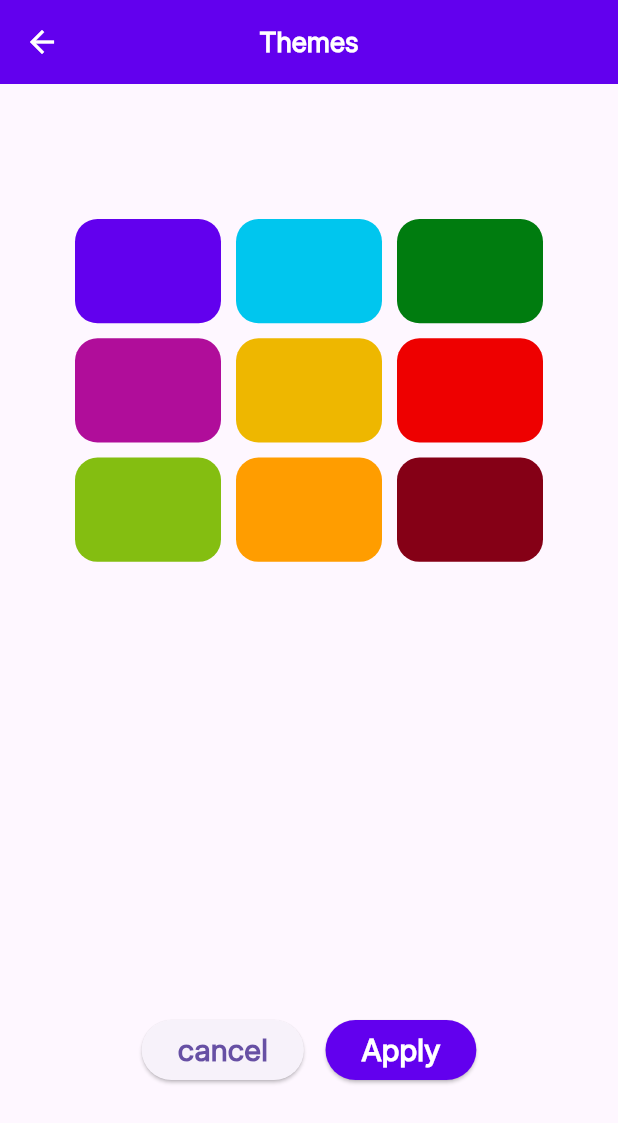
After one commit to Divadine/LostaAndFoundSample, a Flutter app: the ThemeColor screen opened directly, on a phone screen of 412 x 824 dp. The commit adds this screen. Shown: the top 1123 px of the screen. Run offline on Flutter 3.47's test engine with Material 3 defaults, Android fonts, the phone set to English and light mode, and no system bars; our stand-ins replace geocoding, google_maps_flutter, image_picker, shared_preferences, sqflite; accounts and stored records are empty.

Commit message:
found items themes

```diff
--- a/lib/main.dart
+++ b/lib/main.dart
@@ -13,6 +13,7 @@ void main() async{
 
 StreamController<bool> themeCtrl = StreamController.broadcast();
 StreamController<String> fontCtrl = StreamController.broadcast();
+//StreamController<Color> colorCtrl = StreamController.broadcast();
 
 class MapLocalization extends StatelessWidget {
   const MapLocalization( {super.key});
--- a/lib/screens/found_items_add.dart
+++ b/lib/screens/found_items_add.dart
@@ -376,7 +376,8 @@ class _FoundItemsScreenState extends State<FoundItemsScreen> {
                       trailing: FontUtils(text: items.categoryType),
 
                     );
-                  },  ),
+                  },
+              ),
             )
           ],
         ),
--- a/lib/screens/setting_screen.dart
+++ b/lib/screens/setting_screen.dart
@@ -1,4 +1,5 @@
 import 'package:flutter/material.dart';
+import 'package:map_initialization/screens/theme_color.dart';
 import 'package:map_initialization/sharedpreference/shared_preference.dart';
 import 'package:map_initialization/utils/color_utils.dart';
 import 'package:map_initialization/utils/font_utils.dart';
@@ -48,7 +49,8 @@ class _SettingsScreenState extends State<SettingsScreen> {
             ),
 
             //theme
-            Expanded(child: ListView(children: [
+            Expanded(
+                child: ListView(children: [
               ListTile(
                 leading: Icon(Icons.format_color_text),
                 title: FontUtils(text: 'Font Themes ',style: AppTextStyle(fontSize: ResponsiveSizes.value(context, mobile: 14, tablet: 18),fontWeight: FontWeight.bold),),
@@ -76,7 +78,16 @@ class _SettingsScreenState extends State<SettingsScreen> {
 
                     }
                     ),
-              )
+              ),
+
+
+              ListTile(
+                leading: Icon(Icons.color_lens),
+                title: FontUtils(text: 'Themes Color',style:  AppTextStyle(fontWeight: FontWeight.bold,fontFamily: AppPreference.getFont(),fontSize: ResponsiveSizes.value(context, mobile: 14, tablet: 18),)),
+                onTap: (){
+                  Navigator.push(context, MaterialPageRoute(builder: (_) => ThemeColor()));
+                },
+              ),
             ],))
           ],
         ),
--- /dev/null
+++ b/lib/screens/theme_color.dart
@@ -0,0 +1,133 @@
+import 'package:flutter/material.dart';
+import 'package:map_initialization/main.dart';
+import 'package:map_initialization/sharedpreference/shared_preference.dart';
+import 'package:map_initialization/utils/color_utils.dart';
+import 'package:map_initialization/utils/font_utils.dart';
+import 'package:map_initialization/utils/tab_mobile_size.dart';
+
+class ThemeColor extends StatefulWidget {
+  const ThemeColor({super.key});
+
+  @override
+  State<ThemeColor> createState() => _ThemeColorState();
+}
+
+class _ThemeColorState extends State<ThemeColor> {
+
+  int selectedIndex = -1;
+  bool isSelected = false;
+
+  List colorsTheme = [ 0xff6200EE,
+    0xff00C6EE,
+    0xff007C0F,
+    0xffB00D9A,
+    0xffEEB700,
+    0xffEE0000,
+    0xff84BE11,
+    0xffFF9D00,
+    0xff850016,
+  ];
+
+
+
+  @override
+  Widget build(BuildContext context) {
+    return Scaffold(
+      appBar: AppBar(
+        centerTitle: true,
+        backgroundColor: AppPreference.getTheme() ? Colors.black : AppColor.defaultColor,
+        title: FontUtils(text: 'Themes',style: AppTextStyle(color:Colors.white,fontWeight: FontWeight.bold,fontFamily: AppPreference.getFont(),fontSize: ResponsiveSizes.value(context, mobile: 18, tablet: 25)),),
+        leading: IconButton(
+          onPressed: () {
+            Navigator.pop(context);
+          },
+          icon: Icon(Icons.arrow_back),
+          color: Colors.white,
+        ),
+      ),
+
+      body: Padding(
+          padding: EdgeInsets.only(top: 70,left: 30,right: 30,),
+              child: Column(
+          children: [
+            Expanded(
+              child: Padding(
+                  padding: EdgeInsets.only(top: 20, left: 20, right: 20),
+                child: GridView.builder(
+                    gridDelegate: SliverGridDelegateWithFixedCrossAxisCount(
+                        crossAxisCount: 3,mainAxisSpacing: 10,crossAxisSpacing: 10,childAspectRatio: 1.4),
+                    itemCount: colorsTheme.length,
+                    itemBuilder: (context,index){
+                      bool isSelected = selectedIndex == index;
+                      return GestureDetector(
+                        onTap: (){
+                          setState(() {
+                            selectedIndex =index;
+                          });
+                          //colorCtrl.sink.add(Color(colorsTheme[selectedIndex]));
+                          setState(() {});
+                        },
+
+                        child: Container(
+
+                          decoration: BoxDecoration(
+                            color: Color(colorsTheme[index]),
+                            borderRadius: BorderRadius.circular(15),
+                          ),
+                          child: isSelected
+                              ? Center(
+                            child: Icon(Icons.check, color: Colors.white),
+                          )
+                              : null,
+                        ),
+
+
+                      );
+                    }),
+
+              ),
+            ),
+
+            Container(
+              padding: EdgeInsets.symmetric(horizontal: 50,vertical: 100),
+              child: Row(
+                mainAxisAlignment: MainAxisAlignment.spaceEvenly,
+                children: [
+                  ElevatedButton(
+                    onPressed: () {
+                      Navigator.pop(context);
+                    },
+                    child: Text('cancel',style: AppTextStyle(fontWeight: FontWeight.bold,fontFamily: AppPreference.getFont(),fontSize: ResponsiveSizes.value(context, mobile: 20, tablet: 25)),),
+                  ),
+
+
+
+                  ElevatedButton(
+                    style: ElevatedButton.styleFrom(backgroundColor: AppPreference.getTheme() ? Colors.black : AppColor.defaultColor),
+                      onPressed: (){
+                        if (selectedIndex != -1){
+                          setState(() {
+                            // because of this whole app theme color changing not because of stream builder
+                            AppColor.defaultColor = Color(colorsTheme[selectedIndex]);
+                          });
+                        } else {
+                          Navigator.pop(context);
+                        }
+
+                        //colorCtrl.sink.add(Color(colorsTheme[selectedIndex]));
+
+                        Navigator.pop(context, selectedIndex);
+                      },
+                      child: FontUtils(text: 'Apply',style: AppTextStyle(color: Colors.white,fontWeight: FontWeight.bold,fontFamily: AppPreference.getFont(),fontSize: ResponsiveSizes.value(context, mobile: 20, tablet: 25)),))
+
+
+
+                ],
+              ),
+            )
+        ],
+      ),
+      ),
+    );
+  }
+}
--- a/lib/utils/color_utils.dart
+++ b/lib/utils/color_utils.dart
@@ -1,7 +1,7 @@
 import 'package:flutter/material.dart';
 
 class AppColor{
-  static const Color defaultColor = Color(0xff6200EE);
+  static  Color defaultColor = Color(0xff6200EE);
   static const Color secondaryColor = Colors.white;
   static const Color iconsColor = Colors.black;
   static const Color textBoxBackgroundColor = Colors.black12;
```
